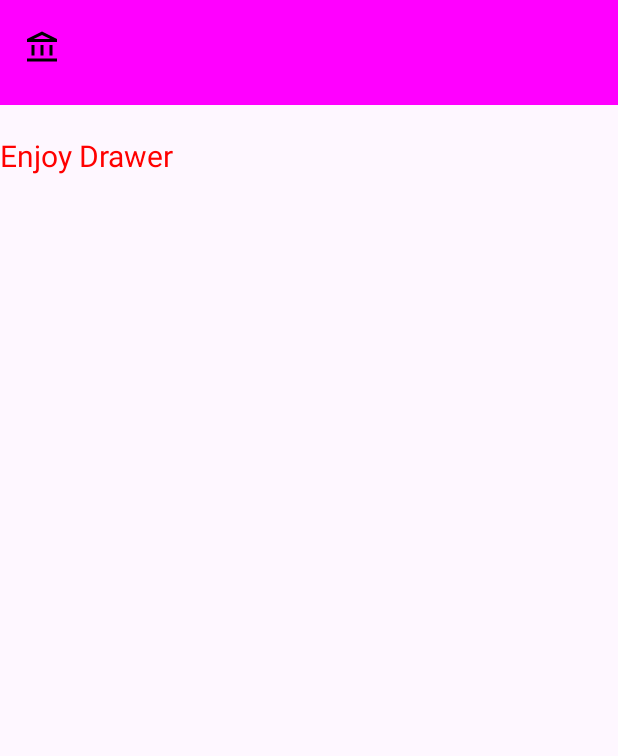
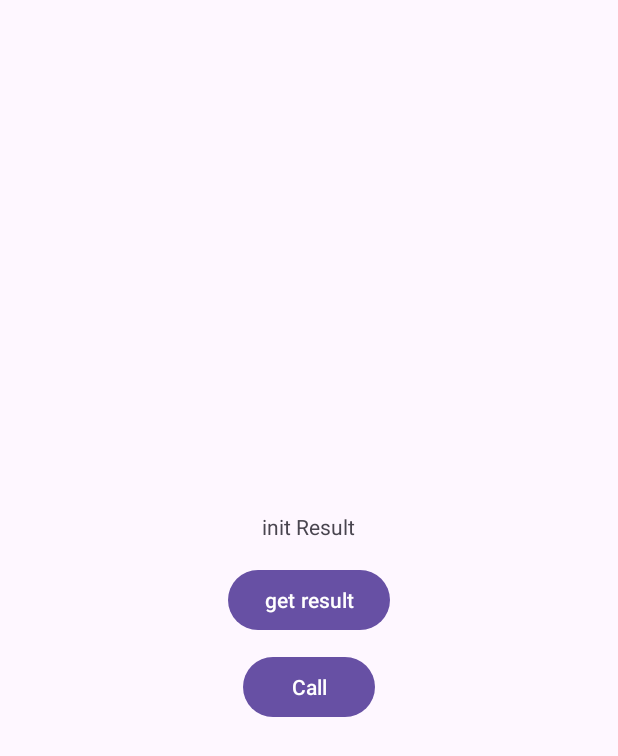
Before and after one commit to felopater-adel2000/android_testing_utils, an Android app: the screen it shows after launch (DrawerActivity before the commit, StartIntentActivity after it), on a phone screen of 412 x 824 dp. Shown: the top 756 px of the screen. Run offline under Robolectric (Android 15) with nearby library versions, the phone set to English and light mode, and no system bars.

Commit message:
Add Example Code For Testing Intent

```diff
--- a/app/build.gradle
+++ b/app/build.gradle
@@ -71,4 +71,8 @@ dependencies {
     //Espresso Contrib
     // For Test UI Like (RecyclerView)
     androidTestImplementation "androidx.test.espresso:espresso-contrib:3.5.1"
+
+    //Espresso Intents
+    //For Test Intent
+    androidTestImplementation 'androidx.test.espresso:espresso-intents:3.4.0'
 }
--- /dev/null
+++ b/app/src/main/java/com/restart/androidtesting/intents/StartIntentActivity.kt
@@ -0,0 +1,54 @@
+package com.restart.androidtesting.intents
+
+import android.Manifest
+import android.app.Activity
+import android.content.Intent
+import android.content.pm.PackageManager
+import android.net.Uri
+import androidx.appcompat.app.AppCompatActivity
+import android.os.Bundle
+import androidx.activity.result.ActivityResultLauncher
+import androidx.activity.result.contract.ActivityResultContracts
+import androidx.core.content.ContextCompat
+import com.restart.androidtesting.R
+import com.restart.androidtesting.databinding.ActivityStartIntentBinding
+
+class StartIntentActivity : AppCompatActivity()
+{
+    private val TAG = "StartIntentActivity"
+
+    private lateinit var binding: ActivityStartIntentBinding
+
+    private val resultLauncher = registerForActivityResult(ActivityResultContracts.StartActivityForResult()){
+        if(it.resultCode == Activity.RESULT_OK)
+        {
+            binding.tvResult.text = it.data?.getStringExtra("data")
+        }
+    }
+
+    private val requestMultiPermission: ActivityResultLauncher<Array<String>> = registerForActivityResult(ActivityResultContracts.RequestMultiplePermissions()){
+
+    }
+    override fun onCreate(savedInstanceState: Bundle?)
+    {
+        super.onCreate(savedInstanceState)
+        binding = ActivityStartIntentBinding.inflate(layoutInflater)
+        setContentView(binding.root)
+
+        binding.btnGetResult.setOnClickListener {
+            resultLauncher.launch(
+                Intent(this, FilterActivity::class.java)
+            )
+        }
+
+        binding.btnCall.setOnClickListener {
+            val intent = Intent(Intent.ACTION_DIAL)
+            intent.data = Uri.parse("tel: 01277811402")
+
+            val permission = ContextCompat.checkSelfPermission(this, Manifest.permission.CALL_PHONE) == PackageManager.PERMISSION_GRANTED
+
+
+            startActivity(intent)
+        }
+    }
+}
--- /dev/null
+++ b/app/src/main/res/layout/activity_start_intent.xml
@@ -0,0 +1,33 @@
+<?xml version="1.0" encoding="utf-8"?>
+<LinearLayout
+    xmlns:android="http://schemas.android.com/apk/res/android"
+    xmlns:app="http://schemas.android.com/apk/res-auto"
+    xmlns:tools="http://schemas.android.com/tools"
+    android:layout_width="match_parent"
+    android:layout_height="match_parent"
+    android:orientation="vertical"
+    android:gravity="center"
+    tools:context=".intents.StartIntentActivity">
+
+    <TextView
+        android:id="@+id/tv_result"
+        android:layout_width="wrap_content"
+        android:layout_height="wrap_content"
+        android:text="@string/init_result" />
+
+
+    <Button
+        android:id="@+id/btn_get_result"
+        android:layout_width="wrap_content"
+        android:layout_height="wrap_content"
+        android:layout_marginTop="15dp"
+        android:text="get result"/>
+
+    <Button
+        android:id="@+id/btn_call"
+        android:layout_width="wrap_content"
+        android:layout_height="wrap_content"
+        android:text="@string/call"
+        android:layout_marginTop="10dp"/>
+
+</LinearLayout>
--- a/app/src/main/res/values/strings.xml
+++ b/app/src/main/res/values/strings.xml
@@ -14,4 +14,6 @@
     <string name="option3">Option3</string>
     <string name="option4">Option4</string>
     <string name="option5">Option5</string>
+    <string name="init_result">init Result</string>
+    <string name="call">Call</string>
 </resources>
```
Also changed, not shown: app/src/main/AndroidManifest.xml (+18 -12 lines), app/src/main/java/com/restart/androidtesting/intents/FilterActivity.kt (added, +27 -0 lines), app/src/main/res/layout/activity_filter.xml (added, +19 -0 lines), 1 other file.
